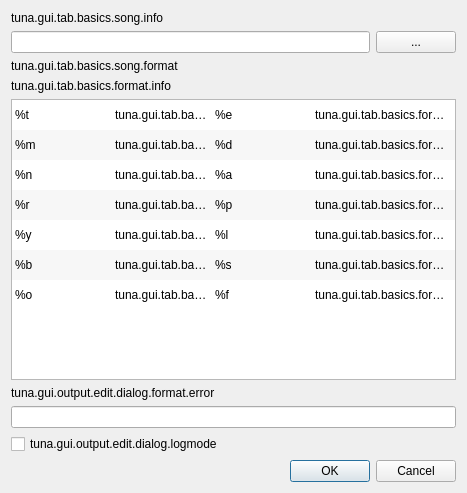
Before: the Qt Designer form src/gui/output_edit_dialog.ui in univrsal/tuna, drawn with Qt 5.
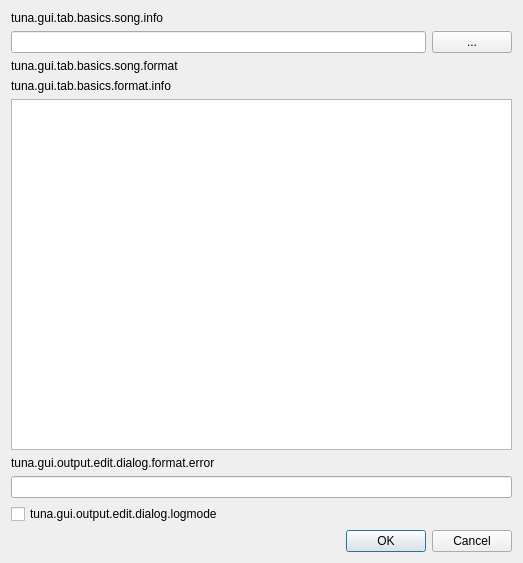
After: the same form once the commit is applied. Icons and pictures are not drawn.

Patch:
```diff
--- a/src/gui/output_edit_dialog.ui
+++ b/src/gui/output_edit_dialog.ui
@@ -6,8 +6,8 @@
    <rect>
     <x>0</x>
     <y>0</y>
-    <width>467</width>
-    <height>493</height>
+    <width>523</width>
+    <height>563</height>
    </rect>
   </property>
   <property name="sizePolicy">
@@ -16,6 +16,12 @@
     <verstretch>0</verstretch>
    </sizepolicy>
   </property>
+  <property name="minimumSize">
+   <size>
+    <width>523</width>
+    <height>0</height>
+   </size>
+  </property>
   <property name="windowTitle">
    <string>tuna.gui.output.edit.dialog.title</string>
   </property>
@@ -108,41 +114,6 @@
        <attribute name="verticalHeaderHighlightSections">
         <bool>true</bool>
        </attribute>
-       <row>
-        <property name="text">
-         <string>New Row</string>
-        </property>
-       </row>
-       <row>
-        <property name="text">
-         <string>New Row</string>
-        </property>
-       </row>
-       <row>
-        <property name="text">
-         <string>New Row</string>
-        </property>
-       </row>
-       <row>
-        <property name="text">
-         <string>New Row</string>
-        </property>
-       </row>
-       <row>
-        <property name="text">
-         <string>New Row</string>
-        </property>
-       </row>
-       <row>
-        <property name="text">
-         <string>New Row</string>
-        </property>
-       </row>
-       <row>
-        <property name="text">
-         <string>New Row</string>
-        </property>
-       </row>
        <column>
         <property name="text">
          <string/>
@@ -163,146 +134,6 @@
          <string/>
         </property>
        </column>
-       <item row="0" column="0">
-        <property name="text">
-         <string>%t</string>
-        </property>
-       </item>
-       <item row="0" column="1">
-        <property name="text">
-         <string>tuna.gui.tab.basics.format.title</string>
-        </property>
-       </item>
-       <item row="0" column="2">
-        <property name="text">
-         <string>%e</string>
-        </property>
-       </item>
-       <item row="0" column="3">
-        <property name="text">
-         <string>tuna.gui.tab.basics.format.linebreak</string>
-        </property>
-       </item>
-       <item row="1" column="0">
-        <property name="text">
-         <string>%m</string>
-        </property>
-       </item>
-       <item row="1" column="1">
-        <property name="text">
-         <string>tuna.gui.tab.basics.format.artist</string>
-        </property>
-       </item>
-       <item row="1" column="2">
-        <property name="text">
-         <string>%d</string>
-        </property>
-       </item>
-       <item row="1" column="3">
-        <property name="text">
-         <string>tuna.gui.tab.basics.format.disc.number</string>
-        </property>
-       </item>
-       <item row="2" column="0">
-        <property name="text">
-         <string>%n</string>
-        </property>
-       </item>
-       <item row="2" column="1">
-        <property name="text">
-         <string>tuna.gui.tab.basics.format.number</string>
-        </property>
-       </item>
-       <item row="2" column="2">
-        <property name="text">
-         <string>%a</string>
-        </property>
-       </item>
-       <item row="2" column="3">
-        <property name="text">
-         <string>tuna.gui.tab.basics.format.album</string>
-        </property>
-       </item>
-       <item row="3" column="0">
-        <property name="text">
-         <string>%r</string>
-        </property>
-       </item>
-       <item row="3" column="1">
-        <property name="text">
-         <string>tuna.gui.tab.basics.format.date.full</string>
-        </property>
-       </item>
-       <item row="3" column="2">
-        <property name="text">
-         <string>%p</string>
-        </property>
-       </item>
-       <item row="3" column="3">
-        <property name="text">
-         <string>tuna.gui.tab.basics.format.time.progress</string>
-        </property>
-       </item>
-       <item row="4" column="0">
-        <property name="text">
-         <string>%y</string>
-        </property>
-       </item>
-       <item row="4" column="1">
-        <property name="text">
-         <string>tuna.gui.tab.basics.format.date.year</string>
-        </property>
-       </item>
-       <item row="4" column="2">
-        <property name="text">
-         <string>%l</string>
-        </property>
-       </item>
-       <item row="4" column="3">
-        <property name="text">
-         <string>tuna.gui.tab.basics.format.time.length</string>
-        </property>
-       </item>
-       <item row="5" column="0">
-        <property name="text">
-         <string>%b</string>
-        </property>
-       </item>
-       <item row="5" column="1">
-        <property name="text">
-         <string>tuna.gui.tab.basics.format.label</string>
-        </property>
-       </item>
-       <item row="5" column="2">
-        <property name="text">
-         <string>%s</string>
-        </property>
-       </item>
-       <item row="5" column="3">
-        <property name="text">
-         <string>tuna.gui.tab.basics.format.space</string>
-        </property>
-       </item>
-       <item row="6" column="0">
-        <property name="text">
-         <string>%o</string>
-        </property>
-       </item>
-       <item row="6" column="1">
-        <property name="text">
-         <string>tuna.gui.tab.basics.format.time.left</string>
-        </property>
-       </item>
-       <item row="6" column="2">
-        <property name="text">
-         <string>%f</string>
-        </property>
-       </item>
-       <item row="6" column="3">
-        <property name="text">
-         <string>tuna.gui.tab.basics.format.file_name</string>
-        </property>
-       </item>
       </widget>
      </item>
      <item>
```
Left out of the diff: 2 changed lines with no effect on the pictures.
